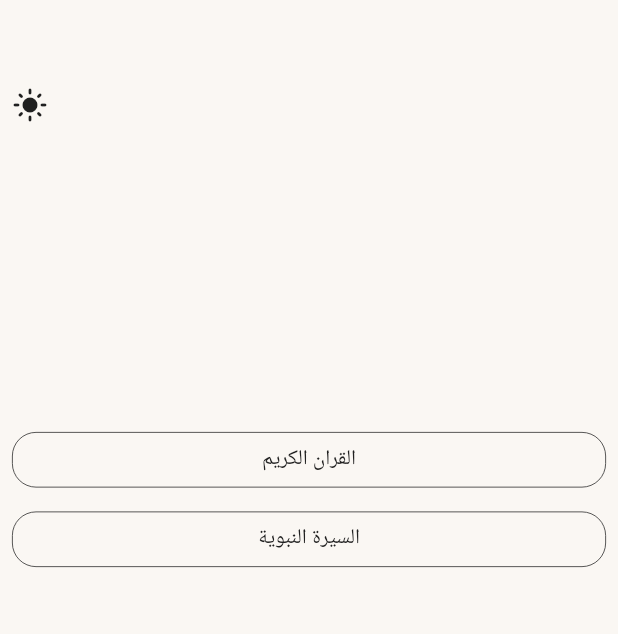
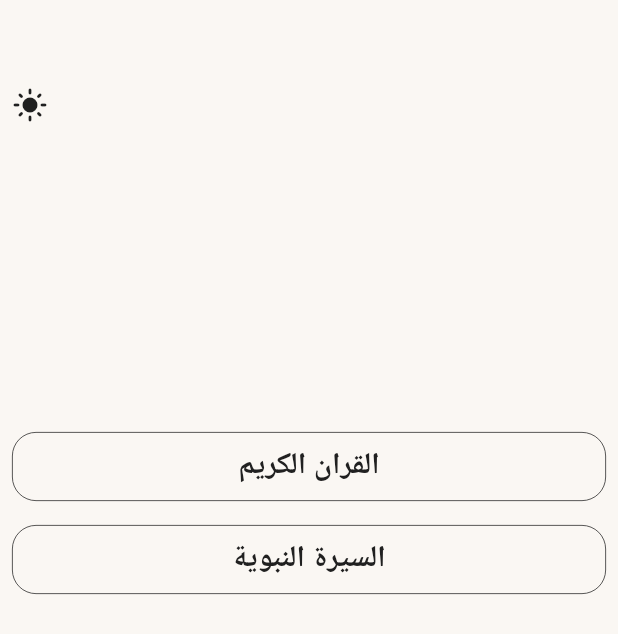
Before and after one commit to Mohamedhame/quran_app, a Flutter app: the screen it shows after launch, on a phone screen of 412 x 824 dp. Shown: the top 634 px of the screen. Run offline on Flutter 3.47's test engine with Material 3 defaults, Android fonts, the phone set to English and light mode, and no system bars; our stand-ins replace device_info_plus, dio, google_fonts, just_audio, just_audio_background, percent_indicator and 3 more; missing offline and left inert: chaleno, flutter_quran; Roboto replaces fonts that are missing (Amiri).

Commit message:
6-May-2025 14:47

```diff
--- a/lib/view/widgets/custom_button.dart
+++ b/lib/view/widgets/custom_button.dart
@@ -27,7 +27,11 @@ class CustomButton extends StatelessWidget {
               child: Text(
                 textAlign: TextAlign.center,
                 textButton,
-                style: GoogleFonts.amiri(color: theme.fontColor),
+                style: GoogleFonts.amiri(
+                  color: theme.fontColor,
+                  fontSize: 20,
+                  fontWeight: FontWeight.bold,
+                ),
               ),
             ),
           ),
--- a/pubspec.yaml
+++ b/pubspec.yaml
@@ -28,6 +28,8 @@ dependencies:
   percent_indicator: ^4.2.5
   just_audio: ^0.9.46
   just_audio_background: ^0.0.1-beta.15
+  wakelock_plus: ^1.1.3
+
 
 dev_dependencies:
   flutter_test:
```
Also changed, not shown: lib/controller/read_quran_ctrl.dart (added, +30 -0 lines), lib/view/page/quran/read_quran.dart (+18 -2 lines), pubspec.lock, 1 other file.
